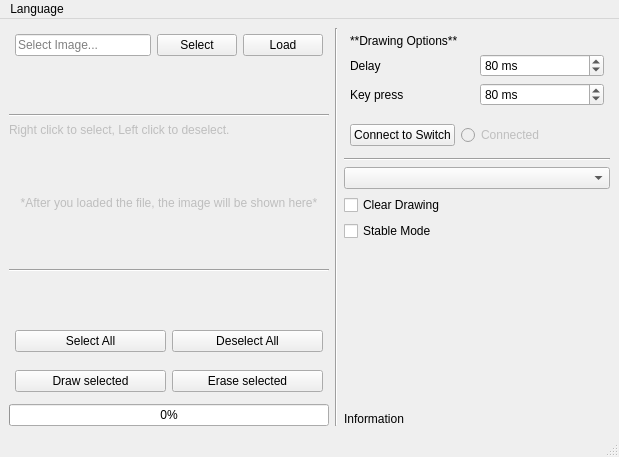
Victrid/splatplost, file splatplost/gui/plotter.ui: the form before one commit.
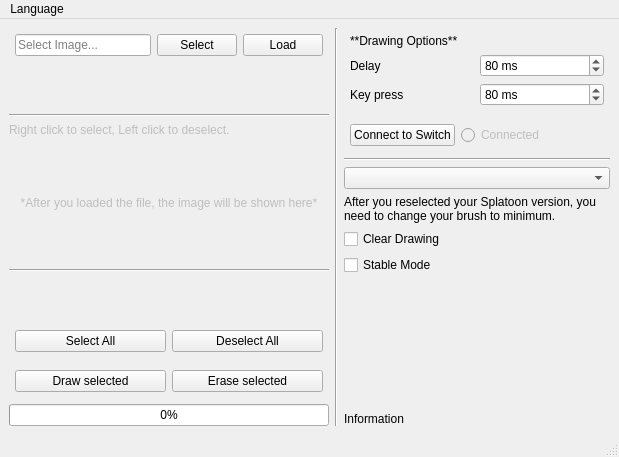
The form after the commit.

The edit to the form file:
```diff
--- a/splatplost/gui/plotter.ui
+++ b/splatplost/gui/plotter.ui
@@ -381,6 +381,16 @@
         </property>
        </widget>
       </item>
+      <item>
+       <widget class="QLabel" name="label_2">
+        <property name="text">
+         <string>After you reselected your Splatoon version, you need to change your brush to minimum.</string>
+        </property>
+        <property name="wordWrap">
+         <bool>true</bool>
+        </property>
+       </widget>
+      </item>
       <item>
        <widget class="QCheckBox" name="clear_drawing">
         <property name="text">
```
Left out of the diff: 10 changed lines with no effect on the pictures.
